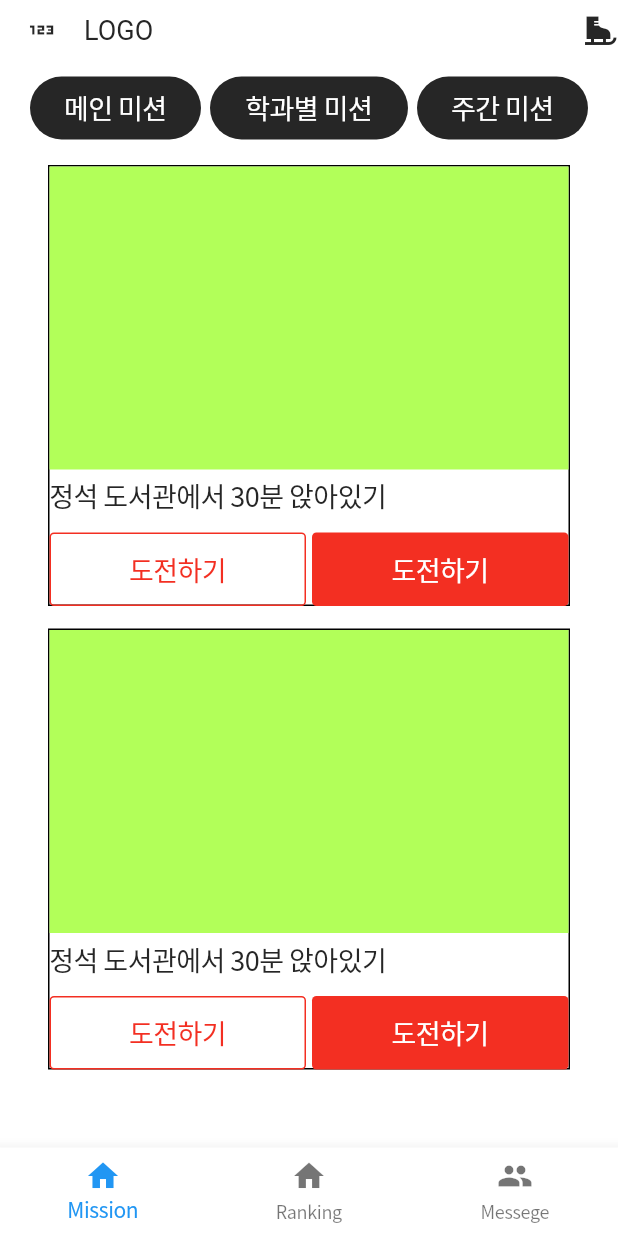
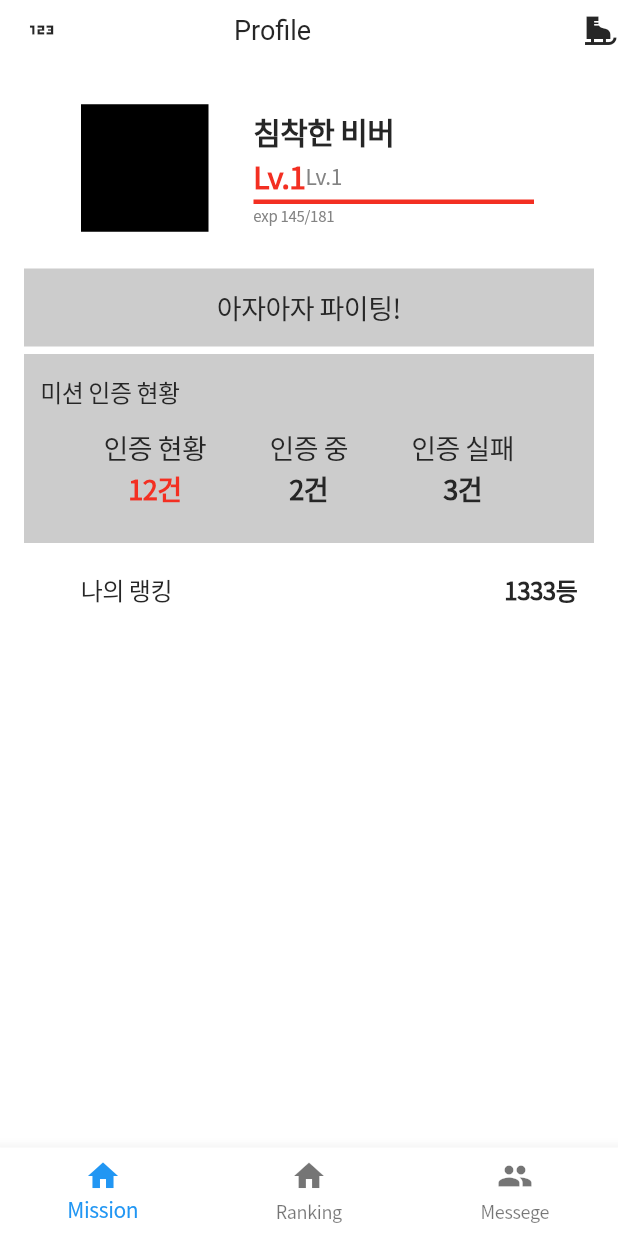
Before and after one commit to inha-cse-hackathon/flutter, a Flutter app: the Profile screen opened directly, on a phone screen of 412 x 824 dp. Run offline on Flutter 3.47's test engine with Material 2 defaults, Android fonts, the phone set to English and light mode, and no system bars; our stand-ins replace dio, file_picker, fluttertoast, image_picker, shared_preferences; missing offline and left inert: xtyle; accounts and stored records are empty.

Commit message:
프로필

```diff
--- a/lib/layout/profile.dart
+++ b/lib/layout/profile.dart
@@ -9,9 +9,9 @@ class Profile extends StatelessWidget {
       resizeToAvoidBottomInset: false,
       appBar: AppBar(
         toolbarHeight: 40.0,
-        title: const Text('LOGO'),
+        title: const Text('Profile'),
         // leadingWidth: 10,
-        titleSpacing: 0,
+        titleSpacing: 100,
         // leading: Container(color: Colors.blue,),
         leading: IconButton(
           icon: const Icon(Icons.onetwothree_sharp),
@@ -24,87 +24,81 @@ class Profile extends StatelessWidget {
           Icon(Icons.ice_skating)
         ],
       ),
-      body: SingleChildScrollView(
+      body: Padding(
+        padding: const EdgeInsets.fromLTRB(16, 0, 16, 0),
+        child: Container(
           child: Column(
+            crossAxisAlignment: CrossAxisAlignment.end,
             children: [
-            SizedBox(height: 11,),
-            Row(
-              mainAxisAlignment: MainAxisAlignment.center,
+              SizedBox(height: 10,),
+              Container(
+                width: 342,
+                height: 124,
+                child: Row(
                   children: [
                     Container(
-                  width: 114,
-                  height: 42,
-                  child: Center(
-                    child: Text('메인 미션',
+                      width: 85,
+                      height: 85,
+                      color: Color(0xff000000),
+                    ),
+                    SizedBox(width: 30,),
+                    Column(
+                      mainAxisAlignment: MainAxisAlignment.center,
+                      crossAxisAlignment: CrossAxisAlignment.start,
+                      children: [
+                        Text('침착한 비버',
                           style: TextStyle(
-                        fontSize: 18.0,
-                        fontWeight: FontWeight.w400,
-                        letterSpacing: -18.0 * 0.02,
-                        color: Color(0xffFFFFFF),
+                            fontSize: 20.0,
+                            fontWeight: FontWeight.w700,
+                            letterSpacing: -20.0 * 0.02,
+                            color: Color(0xff262626),
                           ),
                         ),
-                  ),
-                  decoration: BoxDecoration(
-                    color: Color(0xff262626),
-                    borderRadius: BorderRadius.all(Radius.circular(500)),
+                        Row(
+                          children: [
+                            Text('Lv.1',
+                              style: TextStyle(
+                                fontSize: 20.0,
+                                fontWeight: FontWeight.w700,
+                                letterSpacing: -20.0 * 0.02,
+                                color: Color(0xffF32F22),
                               ),
                             ),
-                SizedBox(width: 6,),
-                Container(
-                  width: 132,
-                  height: 42,
-                  child: Center(
-                    child: Text('학과별 미션',
+                            Text('Lv.1',
                               style: TextStyle(
-                        fontSize: 18.0,
+                                fontSize: 14.0,
                                 fontWeight: FontWeight.w400,
-                        letterSpacing: -18.0 * 0.02,
-                        color: Color(0xffFFFFFF),
-                      ),
-                    ),
-                  ),
-                  decoration: BoxDecoration(
-                    color: Color(0xff262626),
-                    borderRadius: BorderRadius.all(Radius.circular(500)),
-                  ),
-                ),
-                SizedBox(width: 6,),
-                Container(
-                  width: 114,
-                  height: 42,
-                  child: Center(
-                    child: Text('주간 미션',
-                      style: TextStyle(
-                        fontSize: 18.0,
-                        fontWeight: FontWeight.w400,
-                        letterSpacing: -18.0 * 0.02,
-                        color: Color(0xffFFFFFF),
-                      ),
-                    ),
-                  ),
-                  decoration: BoxDecoration(
-                    color: Color(0xff262626),
-                    borderRadius: BorderRadius.all(Radius.circular(500)),
+                                letterSpacing: -14.0 * 0.02,
+                                color: Color(0xff838383),
                               ),
                             ),
                           ],
                         ),
-            SizedBox(height: 17,),
                         Container(
-              width: 348,
-              height: 294,
-              decoration: BoxDecoration(
-                  border: Border.all(color: Colors.black)),
-              child: Column(
-                crossAxisAlignment: CrossAxisAlignment.start,
-                children: [
+                          width: 187,
+                          height: 3,
+                          color: Color(0xffF32F22),
+                        ),
+                        Text('exp 145/181',
+                          style: TextStyle(
+                            fontSize: 10.0,
+                            fontWeight: FontWeight.w400,
+                            letterSpacing: -10.0 * 0.02,
+                            color: Color(0xff838383),
+                          ),
+                        ),
+                      ],
+                    )
+                  ],
+                ),
+              ),
+              SizedBox(height: 5,),
               Container(
-                    width: 348,
-                    height: 202,
-                    color: Colors.lightGreenAccent,
-                  ),
-                  SizedBox(height: 4,),
-                  Text('정석 도서관에서 30분 앉아있기',
+                width: 432,
+                height: 52,
+                color: Color(0xffcccccc),
+                child: Center(
+                  child: Text('아자아자 파이팅!',
                     style: TextStyle(
                       fontSize: 18.0,
                       fontWeight: FontWeight.w400,
@@ -112,65 +106,33 @@ class Profile extends StatelessWidget {
                       color: Color(0xff262626),
                     ),
                   ),
-                  SizedBox(height: 11,),
-                  Row(
-                    children: [
-                      Container(
-                        width: 171,
-                        height: 49,
-                        decoration: BoxDecoration(
-                            borderRadius: BorderRadius.all(Radius.circular(3)),
-                            border: Border.all(color: Color(0xffF32F22))),
-                        child: Center(child: Text('도전하기',
-                          style: TextStyle(
-                            fontSize: 18.0,
-                            fontWeight: FontWeight.w400,
-                            letterSpacing: -18.0 * 0.02,
-                            color: Color(0xffF32F22),
-                          ),
-                        )
                 ),
               ),
-                      SizedBox(width: 4,),
+              SizedBox(height: 5,),
               Container(
-                        width: 171,
-                        height: 49,
-                        decoration: BoxDecoration(
-                          color: Color(0xffF32F22),
-                          borderRadius: BorderRadius.all(Radius.circular(3)),
-                        ),
-                        child: Center(child: Text('도전하기',
-                          style: TextStyle(
-                            fontSize: 18.0,
-                            fontWeight: FontWeight.w400,
-                            letterSpacing: -18.0 * 0.02,
-                            color: Color(0xffFFFFFF),
-                          ),
-                        )
-                        ),
-                      ),
-                    ],
-                  )
-
-                ],
-              ),
-            ),
-            SizedBox(height: 15,),
-            Container(
-              width: 348,
-              height: 294,
-              decoration: BoxDecoration(
-                  border: Border.all(color: Colors.black)),
+                width: 432,
+                height: 126,
+                color: Color(0xffcccccc),
+                child: Padding(
+                  padding: const EdgeInsets.fromLTRB(11, 13, 11, 0),
                   child: Column(
                     crossAxisAlignment: CrossAxisAlignment.start,
                     children: [
-                  Container(
-                    width: 348,
-                    height: 202,
-                    color: Colors.lightGreenAccent,
+                      Text('미션 인증 현황',
+                        style: TextStyle(
+                          fontSize: 16.0,
+                          fontWeight: FontWeight.w400,
+                          letterSpacing: -16.0 * 0.02,
+                          color: Color(0xff262626),
                         ),
-                  SizedBox(height: 4,),
-                  Text('정석 도서관에서 30분 앉아있기',
+                      ),
+                      SizedBox(height: 12,),
+                      Row(
+                        mainAxisAlignment: MainAxisAlignment.spaceEvenly,
+                        children: [
+                          Column(
+                            children: [
+                              Text('인증 현황',
                                 style: TextStyle(
                                   fontSize: 18.0,
                                   fontWeight: FontWeight.w400,
@@ -178,50 +140,93 @@ class Profile extends StatelessWidget {
                                   color: Color(0xff262626),
                                 ),
                               ),
-                  SizedBox(height: 11,),
-                  Row(
+                              Text('12건',
+                                style: TextStyle(
+                                  fontSize: 18.0,
+                                  fontWeight: FontWeight.w700,
+                                  letterSpacing: -18.0 * 0.02,
+                                  color: Color(0xffF32F22),
+                                ),
+                              ),
+                            ],
+                          ),
+                          Column(
                             children: [
-                      Container(
-                        width: 171,
-                        height: 49,
-                        decoration: BoxDecoration(
-                            borderRadius: BorderRadius.all(Radius.circular(3)),
-                            border: Border.all(color: Color(0xffF32F22))),
-                        child: Center(child: Text('도전하기',
+                              Text('인증 중',
                                 style: TextStyle(
                                   fontSize: 18.0,
                                   fontWeight: FontWeight.w400,
                                   letterSpacing: -18.0 * 0.02,
-                            color: Color(0xffF32F22),
-                          ),
-                        )
+                                  color: Color(0xff262626),
                                 ),
                               ),
-                      SizedBox(width: 4,),
-                      Container(
-                        width: 171,
-                        height: 49,
-                        decoration: BoxDecoration(
-                          color: Color(0xffF32F22),
-                          borderRadius: BorderRadius.all(Radius.circular(3)),
+                              Text('2건',
+                                style: TextStyle(
+                                  fontSize: 18.0,
+                                  fontWeight: FontWeight.w700,
+                                  letterSpacing: -18.0 * 0.02,
+                                  color: Color(0xff262626),
                                 ),
-                        child: Center(child: Text('도전하기',
+                              ),
+                            ],
+                          ),
+                          Column(
+                            children: [
+                              Text('인증 실패',
                                 style: TextStyle(
                                   fontSize: 18.0,
                                   fontWeight: FontWeight.w400,
                                   letterSpacing: -18.0 * 0.02,
-                            color: Color(0xffFFFFFF),
+                                  color: Color(0xff262626),
                                 ),
-                        )
+                              ),
+                              Text('3건',
+                                style: TextStyle(
+                                  fontSize: 18.0,
+                                  fontWeight: FontWeight.w700,
+                                  letterSpacing: -18.0 * 0.02,
+                                  color: Color(0xff262626),
                                 ),
                               ),
                             ],
+                          ),
+                        ],
                       )
-
                     ],
                   ),
                 ),
+              ),
+              SizedBox(height: 5,),
+              Container(
+                width: 342,
+                height: 52,
+                child: Padding(
+                  padding: const EdgeInsets.fromLTRB(0, 0, 11, 0),
+                  child: Row(
+                    mainAxisAlignment: MainAxisAlignment.spaceBetween,
+                    children: [
+                      Text('나의 랭킹',
+                        style: TextStyle(
+                          fontSize: 16.0,
+                          fontWeight: FontWeight.w400,
+                          letterSpacing: -16.0 * 0.02,
+                          color: Color(0xff262626),
+                        ),
+                      ),
+                      Text('1333등',
+                        style: TextStyle(
+                          fontSize: 16.0,
+                          fontWeight: FontWeight.w700,
+                          letterSpacing: -16.0 * 0.02,
+                          color: Color(0xff262626),
+                        ),
+                      ),
                     ],
+                  ),
+                ),
+              )
+            ],
+          ),
         ),
       ),
       bottomNavigationBar: BottomNavigationBar(
--- a/lib/layout/run_app.dart
+++ b/lib/layout/run_app.dart
@@ -1,6 +1,7 @@
 import 'package:cse_hackathon_2022/layout/image_upload.dart';
 import 'package:cse_hackathon_2022/layout/main_page.dart';
 import 'package:cse_hackathon_2022/layout/onboard.dart';
+import 'package:cse_hackathon_2022/layout/profile.dart';
 import 'package:cse_hackathon_2022/layout/signup_department.dart';
 import 'package:cse_hackathon_2022/layout/signup_nickname.dart';
 import 'package:cse_hackathon_2022/style/MyStyle.dart';
@@ -43,7 +44,7 @@ class MyApp extends StatelessWidget {
         textTheme: MyTextTheme(),
         // backgroundColor: Colors.white,
       ),
-      home: const CameraExample(),
+      home: const Profile(),
     );
   }
 
```
Lines whose indentation alone changed are shown as unchanged.
